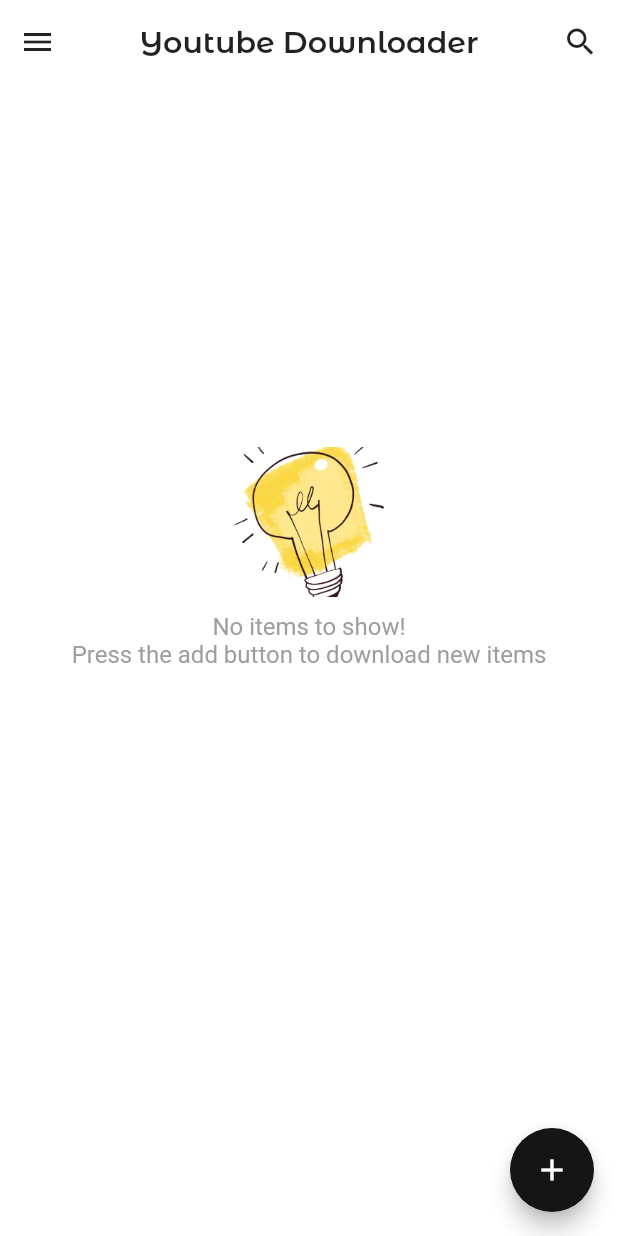
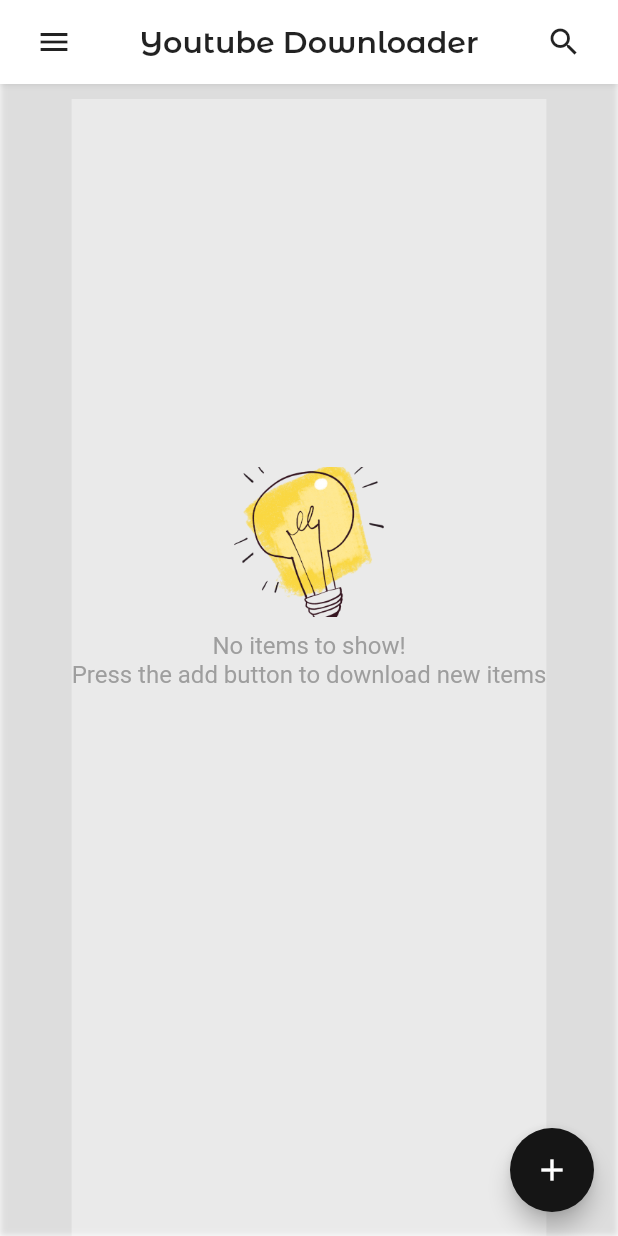
Before and after one commit to OmidNejadabbasi/youtube_downloader, a Flutter app: the screen it shows after launch, on a phone screen of 412 x 824 dp. Run offline on Flutter 3.47's test engine with Material 2 defaults, Android fonts, the phone set to English and light mode, and no system bars; our stand-ins replace device_info, drift, get_it, permission_handler, rxdart; missing offline and left inert: android_path_provider, flutter_downloader, youtube_explode_dart; accounts and stored records are empty; generated files the repository leaves out were written again; project files that could hold a hidden picture were left out.

Commit message:
download successful but no state is updated

```diff
--- a/lib/data/db/database.dart
+++ b/lib/data/db/database.dart
@@ -25,6 +25,9 @@ class AppDatabase extends _$AppDatabase {
     return into(downloadItems).insert(item);
 
   }
+  Future<void> updateDownloadItem(DownloadItemsCompanion item){
+    return update(downloadItems).replace(item);
+  }
 
 }
 LazyDatabase _openConnection() {
--- a/lib/data/models/download_item.dart
+++ b/lib/data/models/download_item.dart
@@ -9,14 +9,15 @@ class DownloadItems extends Table {
   TextColumn get link => text()();
   TextColumn get title => text()();
   IntColumn get size => integer().withDefault(const Constant(0))();
+  IntColumn get downloaded => integer().withDefault(const Constant(0))();
   TextColumn get format => text().nullable()();
   TextColumn get fps => text().nullable()();
   BoolColumn get isAudio => boolean()();
   TextColumn get quality => text().nullable()();
   IntColumn get duration => integer().nullable()();
   TextColumn get thumbnail_link => text().nullable()();
-  TextColumn get task_id => text()();
-  TextColumn get status => text()();
+  TextColumn get task_id => text().nullable()();
+  TextColumn get status => text().nullable()();
 
 
 }
--- a/lib/domain/entities/download_item.dart
+++ b/lib/domain/entities/download_item.dart
@@ -5,19 +5,21 @@ class DownloadItemEntity {
   final String link;
   final String title;
   int size;
+  int downloaded;
   final String format;
   final String fps;
   final bool isAudio;
   final String quality;
   final int duration;
   final String thumbnailLink;
-  final String taskId;
-  final String status;
+  final String? taskId;
+  final String? status;
 
   DownloadItemEntity({
     required this.link,
     required this.title,
     this.size = -1,
+    this.downloaded = 0,
     required this.format,
     required this.fps,
     required this.isAudio,
@@ -32,6 +34,7 @@ class DownloadItemEntity {
     String? link,
     String? title,
     int? size,
+    int? downloaded,
     String? format,
     String? fps,
     bool? isAudio,
@@ -45,6 +48,7 @@ class DownloadItemEntity {
       link: link ?? this.link,
       title: title ?? this.title,
       size: size ?? this.size,
+      downloaded: downloaded ?? this.downloaded,
       format: format ?? this.format,
       fps: fps ?? this.fps,
       isAudio: isAudio ?? this.isAudio,
--- a/lib/domain/repository/mapper/download_item_mapper.dart
+++ b/lib/domain/repository/mapper/download_item_mapper.dart
@@ -13,6 +13,7 @@ class DownloadItemMapper {
       thumbnailLink: item.thumbnail_link ?? "",
       duration: item.duration ?? 0,
       size: item.size,
+      downloaded: item.downloaded,
       quality: item.quality ?? '',
       taskId: item.task_id,
       status: item.status,
@@ -29,6 +30,7 @@ class DownloadItemMapper {
       thumbnail_link: Value(item.thumbnailLink),
       duration: Value(item.duration),
       size: Value(item.size),
+      downloaded: Value(item.downloaded),
       quality: Value(item.quality),
       task_id: Value(item.taskId),
       status: Value(item.status),
--- a/lib/pages/main/link_extractor_dialog/link_extractor_dialog_bloc.dart
+++ b/lib/pages/main/link_extractor_dialog/link_extractor_dialog_bloc.dart
@@ -38,7 +38,10 @@ class LinkExtractorDialogBloc {
 
         print('vidoe id found : ${videoId.value}');
 
-        Video video = await yt.videos.get(videoId);
+        Video video = await yt.videos.get(videoId).timeout(const Duration(seconds: 15), onTimeout: () {
+          dialogState.add(LoadingUnsuccessful(Error()));
+          throw Error();
+        });
         print('video data fetched');
         var manifest = await yt.videos.streamsClient.getManifest(videoId);
 
--- a/lib/pages/main/main_screen.dart
+++ b/lib/pages/main/main_screen.dart
@@ -1,8 +1,6 @@
-import 'dart:isolate';
 import 'dart:ui';
 
 import 'package:flutter/material.dart';
-import 'package:flutter_downloader/flutter_downloader.dart';
 import 'package:youtube_downloader/dependency_container.dart';
 import 'package:youtube_downloader/domain/entities/download_item.dart';
 import 'package:youtube_downloader/pages/main/link_extractor_dialog/link_extractor_dialog.dart';
@@ -30,7 +28,6 @@ class _MainScreenState extends State<MainScreen> {
     super.initState();
     _bloc = sl<MainScreenBloc>();
 
-
     _bloc.mainScreenState.listen((event) {
       if (event.runtimeType == PermissionNotGrantedState) {
         setState(() {
@@ -46,19 +43,29 @@ class _MainScreenState extends State<MainScreen> {
     _bloc.eventSink.add(CheckStoragePermission());
   }
 
-
   @override
   Widget build(BuildContext context) {
     return Scaffold(
+      backgroundColor: const Color.fromARGB(255, 252, 252, 252),
       body: SafeArea(
         child: Container(
-          padding: const EdgeInsets.symmetric(horizontal: 5, vertical: 8),
-          decoration: BoxDecoration(color: Colors.white, boxShadow: [
+          decoration: const BoxDecoration(
+            boxShadow: [
               BoxShadow(color: Colors.black12, blurRadius: 3),
-          ]),
+            ],
+          ),
           child: Column(
             children: [
-              Row(
+              Container(
+                padding:
+                    const EdgeInsets.symmetric(horizontal: 16, vertical: 8),
+                decoration: const BoxDecoration(
+                  color: Colors.white,
+                  boxShadow: [
+                    BoxShadow(color: Colors.black12, blurRadius: 3),
+                  ],
+                ),
+                child: Row(
                   crossAxisAlignment: CrossAxisAlignment.center,
                   children: [
                     NIconButton(
@@ -78,7 +85,11 @@ class _MainScreenState extends State<MainScreen> {
                     ),
                   ],
                 ),
+              ),
+              SizedBox(height: 10),
               Expanded(
+                child: Container(
+                  color: Colors.white38,
                   child: StreamBuilder(
                     stream: _bloc.mainScreenState,
                     builder: (context, snapshot) {
@@ -90,8 +101,8 @@ class _MainScreenState extends State<MainScreen> {
                         return _buildMainList(
                             context, snapshot.data! as MainScreenState);
                       } else if (snapshot.data is PermissionNotGrantedState) {
-                      return _buildPermissionNotGrantedView(
-                          context, snapshot.data! as PermissionNotGrantedState);
+                        return _buildPermissionNotGrantedView(context,
+                            snapshot.data! as PermissionNotGrantedState);
                       }
                       print('no state yet');
                       return Column(
@@ -119,6 +130,7 @@ class _MainScreenState extends State<MainScreen> {
                     },
                   ),
                 ),
+              ),
             ],
           ),
         ),
@@ -133,7 +145,8 @@ class _MainScreenState extends State<MainScreen> {
                 return const YoutubeLinkExtractorDialog();
               });
           if (entity.runtimeType != Null) {
-          _bloc.eventSink.add(AddDownloadItemEvent(entity as DownloadItemEntity));
+            _bloc.eventSink
+                .add(AddDownloadItemEvent(entity as DownloadItemEntity));
           }
         },
       ),
@@ -145,7 +158,11 @@ class _MainScreenState extends State<MainScreen> {
       itemCount: state.observableItemList.length,
       itemBuilder: (context, index) {
         return DownloadItemListTile(
-            downloadItem: state.observableItemList[index]);
+          downloadItem: state.observableItemList[index],
+          onPause: _bloc.onItemPauseClicked,
+          onResume: _bloc.onItemResumeClicked,
+          onRetry: _bloc.onItemRetryClicked,
+        );
       },
     );
   }
@@ -159,7 +176,8 @@ class _MainScreenState extends State<MainScreen> {
   Widget _buildPermissionNotGrantedView(BuildContext context,
       PermissionNotGrantedState permissionNotGrantedState) {
     return Container(
-      child: Center(child: Column(
+      child: Center(
+          child: Column(
         mainAxisAlignment: MainAxisAlignment.center,
         children: [
           const Text('Permission not granted'),
```
Also changed, not shown: lib/domain/repository/download_item_repository.dart (+8 -0 lines), lib/pages/main/main_screen_bloc.dart (+37 -11 lines), lib/shared/widgets/download_item_list_tile.dart (+60 -11 lines), assets/images/placeholder.jpeg (added), lib/data/db/database.g.dart, 5 other files. Lines whose indentation alone changed are shown as unchanged.
